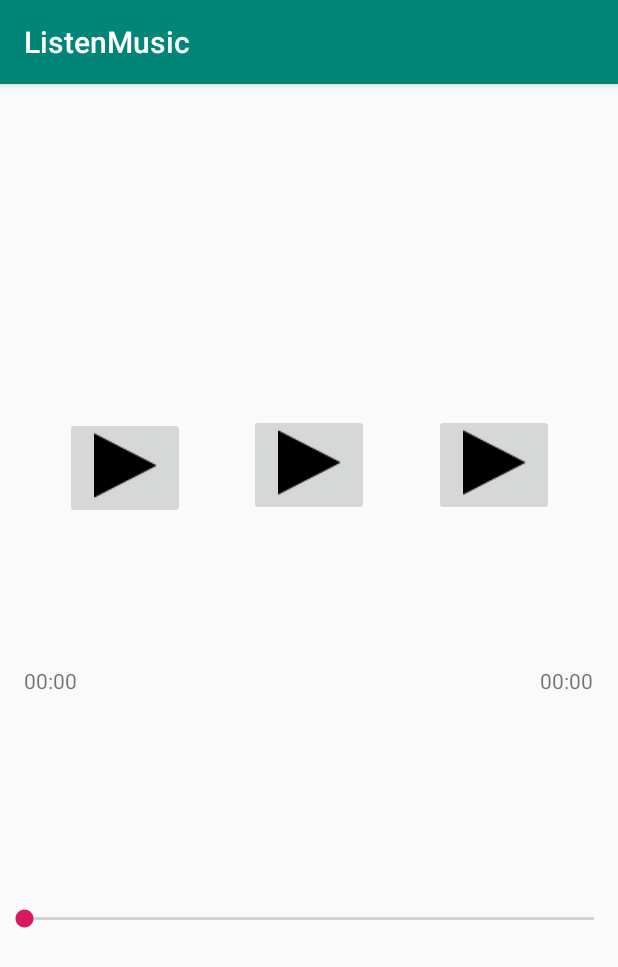
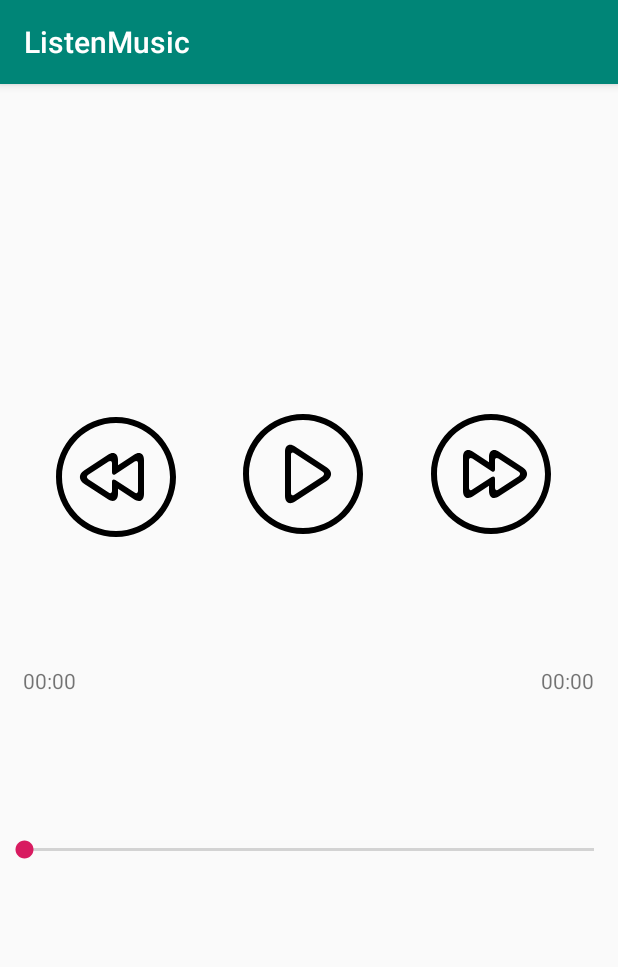
Before and after one commit to 0963900910/Listen-Music, an Android app: the screen it shows after launch (MainActivity), on a phone screen of 412 x 824 dp. Shown: the top 967 px of the screen. Run offline under Robolectric (Android 15) with nearby library versions, the phone set to English and light mode, and no system bars; 2 statements that could not run were skipped.

Commit message:
fix_convention

```diff
--- a/app/src/main/AndroidManifest.xml
+++ b/app/src/main/AndroidManifest.xml
@@ -11,7 +11,7 @@
         android:supportsRtl="true"
         android:theme="@style/AppTheme"
         tools:ignore="GoogleAppIndexingWarning">
-        <activity android:name=".View.MainActivity">
+        <activity android:name=".view.MainActivity">
             <intent-filter>
                 <action android:name="android.intent.action.MAIN" />
 
@@ -19,7 +19,7 @@
             </intent-filter>
         </activity>
         <service
-            android:name=".View.ServicePlayMusic"
+            android:name=".view.ServicePlayMusic"
             android:exported="false" />
     </application>
 
--- a/app/src/main/java/com/example/quangtran/listenmusic/View/MainActivity.java
+++ /dev/null
@@ -1,105 +0,0 @@
-package com.example.quangtran.listenmusic.View;
-
-import android.content.Intent;
-import android.media.MediaPlayer;
-import android.support.v7.app.AppCompatActivity;
-import android.os.Bundle;
-import android.view.View;
-import android.widget.ImageButton;
-import android.widget.Toast;
-
-import com.example.quangtran.listenmusic.R;
-
-import java.io.IOException;
-
-public class MainActivity extends AppCompatActivity implements View.OnClickListener {
-    private static int[] mRawID = {R.raw.songone, R.raw.songtwo, R.raw.songthree};
-    private static int mcurrentSongIndex = 0;
-    MediaPlayer mediaPlayer;
-    ImageButton mImagePlay, mImageNext, mImageBack;
-
-    @Override
-    protected void onCreate(Bundle savedInstanceState) {
-        super.onCreate(savedInstanceState);
-        setContentView(R.layout.activity_main);
-        mImageBack = findViewById(R.id.imageBack);
-        mImagePlay = findViewById(R.id.imagePlay);
-        mImageNext = findViewById(R.id.imageNext);
-        mImagePlay.setOnClickListener(this);
-        mImageBack.setOnClickListener(this);
-        mImageNext.setOnClickListener(this);
-        mediaPlayer = MediaPlayer.create(this, mRawID[0]);
-
-    }
-
-    @Override
-    public void onClick(View view) {
-        switch (view.getId()) {
-            case R.id.imagePlay:
-                if (mediaPlayer.isPlaying()) {
-                    if (mediaPlayer != null) {
-                        mediaPlayer.pause();
-                        break;
-                    }
-
-                } else {
-                    if (mediaPlayer != null) {
-                        mediaPlayer.start();
-                        break;
-                    }
-                }
-                break;
-
-            case R.id.imageBack:
-                if (mcurrentSongIndex > 0) {
-                    mcurrentSongIndex = mcurrentSongIndex - 1;
-                    PlaySong(mcurrentSongIndex);
-                } else {
-                    mcurrentSongIndex = mRawID.length - 1;
-                    PlaySong(mcurrentSongIndex);
-                }
-                break;
-
-            case R.id.imageNext:
-                if (mcurrentSongIndex < mRawID.length - 1) {
-                    mcurrentSongIndex = mcurrentSongIndex + 1;
-                    PlaySong(mcurrentSongIndex);
-                } else {
-                    mcurrentSongIndex = 0;
-                    PlaySong(mcurrentSongIndex);
-
-                }
-                break;
-        }
-    }
-
-    private void PlaySong(int IDTrack) {
-        mediaPlayer.reset();
-        mediaPlayer = MediaPlayer.create(this, mRawID[IDTrack]);
-        mediaPlayer.start();
-    }
-
-    @Override
-    protected void onResume() {
-        super.onResume();
-        StopService();
-    }
-
-    private void StopService() {
-        Intent startService = new Intent(this, ServicePlayMusic.class);
-        stopService(startService);
-    }
-
-    @Override
-    protected void onStop() {
-        super.onStop();
-        //mediaPlayer.pause();
-        StartService();
-    }
-
-    private void StartService() {
-        Intent startService = new Intent(this, ServicePlayMusic.class);
-        startService.putExtra("currentIndexSong", mcurrentSongIndex);
-        startService(startService);
-    }
-}
--- /dev/null
+++ b/app/src/main/java/com/example/quangtran/listenmusic/view/MainActivity.java
@@ -0,0 +1,180 @@
+package com.example.quangtran.listenmusic.view;
+
+import android.app.Notification;
+import android.app.NotificationManager;
+import android.app.PendingIntent;
+import android.content.ComponentName;
+import android.content.Context;
+import android.content.Intent;
+import android.content.ServiceConnection;
+import android.os.Bundle;
+import android.os.IBinder;
+import android.support.v7.app.AppCompatActivity;
+import android.view.View;
+import android.widget.ImageButton;
+import android.widget.SeekBar;
+import android.widget.TextView;
+
+import com.example.quangtran.listenmusic.R;
+import com.example.quangtran.listenmusic.util.Util;
+
+public class MainActivity extends AppCompatActivity implements View.OnClickListener
+        , SeekBar.OnSeekBarChangeListener {
+    private static final String TITLE_NOTIFICATION = "Media Artist";
+    private static final String CONTENT_NOTIFICATION = "thuong thuc am nhac";
+    private static final int REQUEST_CODE = 1;
+    private static final int NOTIFICATION_ID = 1;
+    private static final int PROGRESS_START = 0;
+    private static final int PROGRESS_MAX = 100;
+    private SeekBar mProgressMusic;
+    private ImageButton mImagePlay, mImageNext, mImageBack;
+    private TextView mCurrentTime, mTotalTime;
+    private Util mUtil;
+    private android.os.Handler mHandler = new android.os.Handler();
+    private ServicePlayMusic mServicePlayMusic;
+
+    @Override
+    protected void onCreate(Bundle savedInstanceState) {
+        super.onCreate(savedInstanceState);
+        setContentView(R.layout.activity_main);
+        mImageBack = findViewById(R.id.image_back);
+        mImagePlay = findViewById(R.id.image_play);
+        mImageNext = findViewById(R.id.image_next);
+        mImagePlay.setOnClickListener(this);
+        mImageBack.setOnClickListener(this);
+        mImageNext.setOnClickListener(this);
+        mCurrentTime = findViewById(R.id.text_current_time);
+        mTotalTime = findViewById(R.id.text_total_time);
+        mProgressMusic = findViewById(R.id.seek_bar_music);
+        mProgressMusic.setProgress(PROGRESS_START);
+        mProgressMusic.setMax(PROGRESS_MAX);
+        mProgressMusic.setOnSeekBarChangeListener(this);
+        startService();
+        buildNotification();
+    }
+
+    private ServiceConnection mConnection = new ServiceConnection() {
+        @Override
+        public void onServiceConnected(ComponentName componentName, IBinder iBinder) {
+            ServicePlayMusic.LocalBinder binder = (ServicePlayMusic.LocalBinder) iBinder;
+            mServicePlayMusic = binder.getService();
+            updateUI();
+        }
+
+        @Override
+        public void onServiceDisconnected(ComponentName componentName) {
+            unbindService(mConnection);
+        }
+    };
+
+    private void startService() {
+        Intent startService = new Intent(this, ServicePlayMusic.class);
+        bindService(startService, mConnection, BIND_AUTO_CREATE);
+        startService(startService);
+    }
+
+    private void buildNotification() {
+        Intent intentNotification = new Intent(getApplicationContext(), MainActivity.class);
+        PendingIntent pendingIntent = PendingIntent
+                .getService(getApplicationContext(), REQUEST_CODE, intentNotification, 0);
+        Notification.Builder builder = new Notification.Builder(this)
+                .setSmallIcon(R.drawable.music_icon)
+                .setContentTitle(TITLE_NOTIFICATION)
+                .setContentText(CONTENT_NOTIFICATION)
+                .setDeleteIntent(pendingIntent);
+        NotificationManager notificationManager = (NotificationManager)
+                getSystemService(Context.NOTIFICATION_SERVICE);
+        notificationManager.notify(NOTIFICATION_ID, builder.build());
+    }
+
+    private void updateUI() {
+        if (mServicePlayMusic.mediaPlayer != null) {
+            updateProgressBar();
+            if (mServicePlayMusic.mediaPlayer.isPlaying()) {
+                mImagePlay.setImageResource(R.drawable.ic_pause);
+            } else {
+                mImagePlay.setImageResource(R.drawable.ic_play_button);
+            }
+        }
+    }
+
+    private Runnable mUpdateTimes = (new Runnable() {
+        @Override
+        public void run() {
+            mUtil = new Util();
+            long currentTime = mServicePlayMusic.mediaPlayer.getCurrentPosition();
+            long totalTime = mServicePlayMusic.mediaPlayer.getDuration();
+            mCurrentTime.setText(mUtil.TotalTime(currentTime));
+            mTotalTime.setText(mUtil.TotalTime(totalTime));
+            //update progressbar
+            int progress = (int) (Util.getProgressPercentage(currentTime, totalTime));
+            mProgressMusic.setProgress(progress);
+            if (mProgressMusic.getProgress() == mProgressMusic.getMax()) {
+                mServicePlayMusic.nextSong();
+            }
+            mHandler.postDelayed(this, PROGRESS_MAX);//de quy
+        }
+    });
+
+    @Override
+    public void onClick(View view) {
+        switch (view.getId()) {
+            case R.id.image_play:
+                updatePlay();
+                break;
+            case R.id.image_back:
+                mServicePlayMusic.backSong();
+                mImagePlay.setImageResource(R.drawable.ic_pause);
+                break;
+
+            case R.id.image_next:
+                mServicePlayMusic.nextSong();
+                mImagePlay.setImageResource(R.drawable.ic_pause);
+                break;
+            default:
+                break;
+        }
+    }
+
+    private void updatePlay() {
+        if (mServicePlayMusic.mediaPlayer.isPlaying()) {
+            mServicePlayMusic.play();
+            mImagePlay.setImageResource(R.drawable.ic_play_button);
+        } else {
+            mServicePlayMusic.play();
+            mImagePlay.setImageResource(R.drawable.ic_pause);
+        }
+    }
+
+    private void updateProgressBar() {
+        mHandler.postDelayed(mUpdateTimes, PROGRESS_MAX);
+    }
+
+    @Override
+    public void onProgressChanged(SeekBar seekBar, int i, boolean b) {
+    }
+
+    @Override
+    public void onStartTrackingTouch(SeekBar seekBar) {
+    }
+
+    @Override
+    public void onStopTrackingTouch(SeekBar seekBar) {
+        mHandler.removeCallbacks(mUpdateTimes);
+        if (mServicePlayMusic.mediaPlayer != null) {
+            int totalDuration = mServicePlayMusic.mediaPlayer.getDuration();
+            int progress = mProgressMusic.getProgress();
+            int current = Util.progressToTimer(progress, totalDuration);
+            mServicePlayMusic.mediaPlayer.seekTo(current);
+            updateProgressBar();
+        }
+    }
+
+    @Override
+    protected void onDestroy() {
+        super.onDestroy();
+        NotificationManager notificationManager = (NotificationManager)
+                getSystemService(Context.NOTIFICATION_SERVICE);
+        notificationManager.cancel(NOTIFICATION_ID);
+    }
+}
--- /dev/null
+++ b/app/src/main/res/drawable/ic_fast_forward.xml
@@ -0,0 +1,5 @@
+<vector android:height="24dp" android:viewportHeight="420"
+    android:viewportWidth="420" android:width="24dp" xmlns:android="http://schemas.android.com/apk/res/android">
+    <path android:fillColor="#FF000000" android:pathData="M210,21c104.216,0 189,84.784 189,189s-84.784,189 -189,189S21,314.216 21,210S105.784,21 210,21M210,0C94.031,0 0,94.024 0,210s94.031,210 210,210s210,-94.024 210,-210S325.969,0 210,0L210,0z"/>
+    <path android:fillColor="#FF000000" android:pathData="M321.916,187.187l-83.832,-55.167C218.792,119.329 203,127.841 203,150.941v17.885l-55.916,-36.799C127.792,119.329 112,127.841 112,150.941v118.125c0,23.1 15.813,31.647 35.147,18.998L203,251.51v17.556c0,23.1 15.813,31.647 35.147,18.998l83.713,-54.782C341.187,220.626 341.208,199.885 321.916,187.187zM307.006,217.896l-71.295,46.655c-6.44,4.221 -11.711,1.365 -11.711,-6.328v-31.556c0,-7.7 -5.271,-10.549 -11.718,-6.335l-67.564,44.226c-6.447,4.214 -11.718,1.358 -11.718,-6.335v-96.327c0,-7.7 5.264,-10.535 11.697,-6.3l67.606,44.478c6.433,4.228 11.697,1.393 11.697,-6.3v-31.878c0,-7.7 5.264,-10.535 11.697,-6.3l71.33,46.935C313.46,206.759 313.453,213.675 307.006,217.896z"/>
+</vector>
--- /dev/null
+++ b/app/src/main/res/drawable/ic_pause.xml
@@ -0,0 +1,6 @@
+<vector android:height="24dp" android:viewportHeight="420"
+    android:viewportWidth="420" android:width="24dp" xmlns:android="http://schemas.android.com/apk/res/android">
+    <path android:fillColor="#FF000000" android:pathData="M210,21c104.216,0 189,84.784 189,189s-84.784,189 -189,189S21,314.216 21,210S105.784,21 210,21M210,0C94.031,0 0,94.024 0,210s94.031,210 210,210s210,-94.024 210,-210S325.969,0 210,0L210,0z"/>
+    <path android:fillColor="#FF000000" android:pathData="M259,108.941c-19.25,0 -35,15.75 -35,35v132.125c0,19.25 15.75,35 35,35s35,-15.75 35,-35V143.941C294,124.691 278.25,108.941 259,108.941zM273,276.066c0,7.7 -6.3,14 -14,14s-14,-6.3 -14,-14V143.941c0,-7.7 6.3,-14 14,-14s14,6.3 14,14V276.066z"/>
+    <path android:fillColor="#FF000000" android:pathData="M161,108.941c-19.25,0 -35,15.75 -35,35v132.125c0,19.25 15.75,35 35,35s35,-15.75 35,-35V143.941C196,124.691 180.25,108.941 161,108.941zM175,276.066c0,7.7 -6.3,14 -14,14s-14,-6.3 -14,-14V143.941c0,-7.7 6.3,-14 14,-14s14,6.3 14,14V276.066z"/>
+</vector>
--- /dev/null
+++ b/app/src/main/res/drawable/ic_play_button.xml
@@ -0,0 +1,5 @@
+<vector android:height="24dp" android:viewportHeight="420"
+    android:viewportWidth="420" android:width="24dp" xmlns:android="http://schemas.android.com/apk/res/android">
+    <path android:fillColor="#FF000000" android:pathData="M210,21c104.216,0 189,84.784 189,189s-84.784,189 -189,189S21,314.216 21,210S105.784,21 210,21M210,0C94.031,0 0,94.024 0,210s94.031,210 210,210s210,-94.024 210,-210S325.969,0 210,0L210,0z"/>
+    <path android:fillColor="#FF000000" android:pathData="M293.909,187.215l-111.818,-73.591C162.792,100.926 147,109.445 147,132.545V287.42c0,23.1 15.813,31.647 35.147,18.998L293.86,233.31C313.187,220.647 313.208,199.913 293.909,187.215zM279.006,217.868l-99.295,64.981c-6.44,4.221 -11.711,1.372 -11.711,-6.328V143.437c0,-7.7 5.264,-10.535 11.697,-6.3l99.33,65.366C285.46,206.731 285.453,213.647 279.006,217.868z"/>
+</vector>
--- /dev/null
+++ b/app/src/main/res/drawable/ic_rewind.xml
@@ -0,0 +1,5 @@
+<vector android:height="24dp" android:viewportHeight="420"
+    android:viewportWidth="420" android:width="24dp" xmlns:android="http://schemas.android.com/apk/res/android">
+    <path android:fillColor="#FF000000" android:pathData="M210,21c104.216,0 189,84.784 189,189s-84.784,189 -189,189S21,314.216 21,210S105.784,21 210,21M210,0C94.031,0 0,94.024 0,210s94.031,210 210,210s210,-94.024 210,-210S325.969,0 210,0L210,0z"/>
+    <path android:fillColor="#FF000000" android:pathData="M98.147,233.275l83.713,54.782c19.334,12.656 35.14,4.102 35.14,-18.998V251.51l55.86,36.554c19.334,12.656 35.14,4.102 35.14,-18.998V150.941c0,-23.1 -15.792,-31.612 -35.084,-18.914L217,168.819v-17.885c0,-23.1 -15.792,-31.612 -35.084,-18.914l-83.839,55.167C78.792,199.885 78.813,220.626 98.147,233.275zM112.973,202.531l71.337,-46.935c6.426,-4.228 11.69,-1.393 11.69,6.3v31.878c0,7.7 5.264,10.535 11.704,6.3l67.606,-44.478c6.426,-4.228 11.69,-1.393 11.69,6.3v96.327c0,7.7 -5.264,10.549 -11.718,6.335l-67.564,-44.226c-6.44,-4.214 -11.718,-1.365 -11.718,6.335v31.556c0,7.7 -5.264,10.549 -11.718,6.328l-71.288,-46.655C106.547,213.675 106.547,206.759 112.973,202.531z"/>
+</vector>
--- a/app/src/main/res/layout/activity_main.xml
+++ b/app/src/main/res/layout/activity_main.xml
@@ -4,20 +4,19 @@
     xmlns:tools="http://schemas.android.com/tools"
     android:layout_width="match_parent"
     android:layout_height="match_parent"
-    tools:context=".View.MainActivity"
-    tools:layout_editor_absoluteY="81dp">
-
+    tools:context=".view.MainActivity">
 
     <ImageButton
-        android:id="@+id/imageBack"
-        android:layout_width="80dp"
-        android:layout_height="68dp"
-        android:layout_marginStart="8dp"
-        android:layout_marginTop="220dp"
-        android:layout_marginBottom="8dp"
-        android:src="@drawable/play"
+        android:id="@+id/image_back"
+        android:layout_width="@dimen/dp_80"
+        android:layout_height="@dimen/dp_80"
+        android:layout_marginTop="@dimen/dp_220"
+        android:layout_marginBottom="@dimen/dp_8"
+        android:background="?attr/selectableItemBackgroundBorderless"
+        android:scaleType="fitXY"
+        android:src="@drawable/ic_rewind"
         app:layout_constraintBottom_toBottomOf="parent"
-        app:layout_constraintEnd_toStartOf="@+id/imagePlay"
+        app:layout_constraintEnd_toStartOf="@+id/image_play"
         app:layout_constraintHorizontal_bias="0.5"
         app:layout_constraintStart_toStartOf="parent"
         app:layout_constraintTop_toTopOf="parent"
@@ -25,67 +24,67 @@
         tools:ignore="MissingConstraints" />
 
     <ImageButton
-        android:id="@+id/imagePlay"
-        android:layout_width="80dp"
-        android:layout_height="68dp"
-        android:layout_marginStart="8dp"
-        android:layout_marginTop="220dp"
-        app:layout_constraintEnd_toStartOf="@+id/imageNext"
+        android:id="@+id/image_play"
+        android:layout_width="@dimen/dp_80"
+        android:layout_height="@dimen/dp_80"
+        android:layout_marginStart="@dimen/dp_8"
+        android:layout_marginTop="@dimen/dp_220"
+        android:background="?attr/selectableItemBackgroundBorderless"
+        android:scaleType="fitXY"
+        app:layout_constraintEnd_toStartOf="@+id/image_next"
         app:layout_constraintHorizontal_bias="0.5"
-        app:layout_constraintStart_toEndOf="@+id/imageBack"
+        app:layout_constraintStart_toEndOf="@+id/image_back"
         app:layout_constraintTop_toTopOf="parent"
-        app:srcCompat="@drawable/play"
+        app:srcCompat="@drawable/ic_play_button"
         tools:ignore="MissingConstraints" />
 
     <ImageButton
-        android:id="@+id/imageNext"
-        android:layout_width="80dp"
-        android:layout_height="68dp"
-        android:layout_marginStart="8dp"
-        android:layout_marginTop="220dp"
-        android:layout_marginEnd="8dp"
-        android:layout_marginBottom="8dp"
+        android:id="@+id/image_next"
+        android:layout_width="@dimen/dp_80"
+        android:layout_height="@dimen/dp_80"
+        android:layout_marginStart="@dimen/dp_8"
+        android:layout_marginTop="@dimen/dp_220"
+        android:layout_marginEnd="@dimen/dp_8"
+        android:layout_marginBottom="@dimen/dp_8"
+        android:background="?attr/selectableItemBackgroundBorderless"
+        android:scaleType="fitXY"
         app:layout_constraintBottom_toBottomOf="parent"
         app:layout_constraintEnd_toEndOf="parent"
         app:layout_constraintHorizontal_bias="0.5"
-        app:layout_constraintStart_toEndOf="@+id/imagePlay"
+        app:layout_constraintStart_toEndOf="@+id/image_play"
         app:layout_constraintTop_toTopOf="parent"
         app:layout_constraintVertical_bias="0.0"
-        app:srcCompat="@drawable/play"
+        app:srcCompat="@drawable/ic_fast_forward"
         tools:ignore="MissingConstraints" />
 
     <android.support.v7.widget.AppCompatSeekBar
-        android:id="@+id/BarSeek"
+        android:id="@+id/seek_bar_music"
         android:layout_width="match_parent"
         android:layout_height="wrap_content"
-        android:layout_marginTop="64dp"
-        android:layout_marginBottom="8dp"
+        android:layout_marginTop="@dimen/dp_64"
         app:layout_constraintBottom_toBottomOf="parent"
-        app:layout_constraintTop_toBottomOf="@+id/imagePlay"
-        tools:ignore="MissingConstraints"
-        tools:layout_editor_absoluteX="0dp" />
+        app:layout_constraintTop_toBottomOf="@+id/image_play"
+        app:layout_constraintVertical_bias="0.355"
+        tools:ignore="MissingConstraints" />
 
     <TextView
-        android:id="@+id/txtCurrentTime"
+        android:id="@+id/text_current_time"
         android:layout_width="wrap_content"
         android:layout_height="wrap_content"
-        android:layout_marginStart="16dp"
-        android:layout_marginTop="388dp"
-        android:text="00:00"
+        android:layout_marginStart="@dimen/dp_15"
+        android:layout_marginTop="@dimen/dp_388"
+        android:text="@string/time_start"
         app:layout_constraintStart_toStartOf="parent"
         app:layout_constraintTop_toTopOf="parent" />
 
     <TextView
-        android:id="@+id/txtTotalTime"
+        android:id="@+id/text_total_time"
         android:layout_width="wrap_content"
         android:layout_height="wrap_content"
-        android:layout_marginStart="8dp"
-        android:layout_marginTop="388dp"
-        android:layout_marginEnd="8dp"
-        android:text="00:00"
+        android:layout_marginTop="@dimen/dp_388"
+        android:layout_marginEnd="@dimen/dp_16"
+        android:text="@string/time_start"
         app:layout_constraintEnd_toEndOf="parent"
-        app:layout_constraintHorizontal_bias="0.971"
-        app:layout_constraintStart_toEndOf="@+id/txtCurrentTime"
         app:layout_constraintTop_toTopOf="parent"
         tools:ignore="MissingConstraints" />
 
--- /dev/null
+++ b/app/src/main/res/values/dimens.xml
@@ -0,0 +1,11 @@
+<?xml version="1.0" encoding="utf-8"?>
+<resources>
+    <dimen name="dp_80">80dp</dimen>
+    <dimen name="dp_8">8dp</dimen>
+    <dimen name="dp_220">220dp</dimen>
+    <dimen name="dp_388">388dp</dimen>
+    <dimen name="dp_289">289dp</dimen>
+    <dimen name="dp_16">16dp</dimen>
+    <dimen name="dp_64">64dp</dimen>
+    <dimen name="dp_15">15dp</dimen>
+</resources>
--- a/app/src/main/res/values/strings.xml
+++ b/app/src/main/res/values/strings.xml
@@ -1,3 +1,4 @@
 <resources>
     <string name="app_name">ListenMusic</string>
+    <string name="time_start">00:00</string>
 </resources>
```
Also changed, not shown: app/src/main/java/com/example/quangtran/listenmusic/Model/SongModel.java (deleted, +0 -13 lines), app/src/main/java/com/example/quangtran/listenmusic/View/ServicePlayMusic.java (deleted, +0 -39 lines), app/src/main/java/com/example/quangtran/listenmusic/util/Util.java (added, +36 -0 lines), app/src/main/java/com/example/quangtran/listenmusic/view/ServicePlayMusic.java (added, +108 -0 lines), app/src/main/res/drawable/music_icon.png (added), app/src/main/res/drawable/play.png (deleted).
